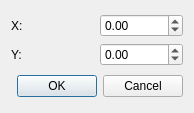
The window that prj/src/logistic_system/ui/AddStorageDialog.ui (ZbigniewLogisticsINC/Projekt) describes before a commit, drawn with Qt 5.
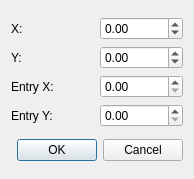
The same window after the commit.

The edit to the form file:
```diff
--- a/prj/src/logistic_system/ui/AddStorageDialog.ui
+++ b/prj/src/logistic_system/ui/AddStorageDialog.ui
@@ -7,7 +7,7 @@
     <x>0</x>
     <y>0</y>
     <width>194</width>
-    <height>113</height>
+    <height>179</height>
    </rect>
   </property>
   <property name="windowTitle">
@@ -23,13 +23,10 @@
        </property>
       </widget>
      </item>
-     <item row="0" column="1">
-      <widget class="QDoubleSpinBox" name="xSpinBox">
-       <property name="minimum">
-        <double>-1000.000000000000000</double>
-       </property>
-       <property name="maximum">
-        <double>1000.000000000000000</double>
+     <item row="2" column="0">
+      <widget class="QLabel" name="label_3">
+       <property name="text">
+        <string>Entry X:</string>
        </property>
       </widget>
      </item>
@@ -50,6 +47,29 @@
        </property>
       </widget>
      </item>
+     <item row="0" column="1">
+      <widget class="QDoubleSpinBox" name="xSpinBox">
+       <property name="minimum">
+        <double>-1000.000000000000000</double>
+       </property>
+       <property name="maximum">
+        <double>1000.000000000000000</double>
+       </property>
+      </widget>
+     </item>
+     <item row="3" column="0">
+      <widget class="QLabel" name="label_4">
+       <property name="text">
+        <string>Entry Y:</string>
+       </property>
+      </widget>
+     </item>
+     <item row="2" column="1">
+      <widget class="QDoubleSpinBox" name="doubleSpinBox"/>
+     </item>
+     <item row="3" column="1">
+      <widget class="QDoubleSpinBox" name="doubleSpinBox_2"/>
+     </item>
     </layout>
    </item>
    <item>
```
